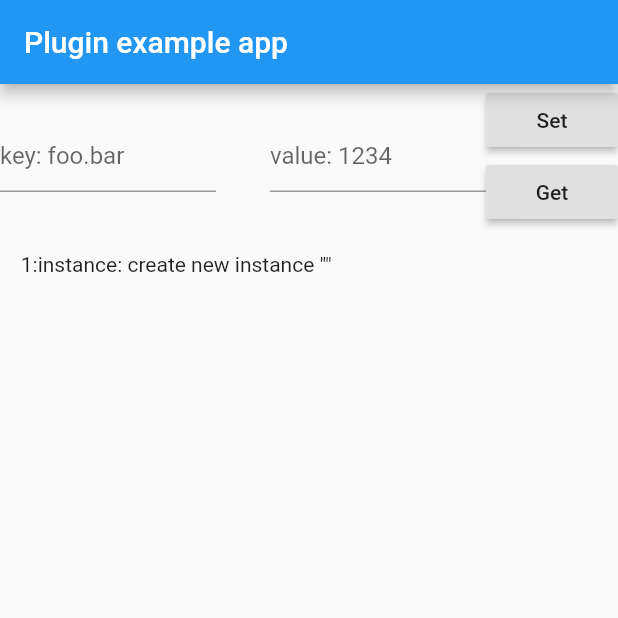
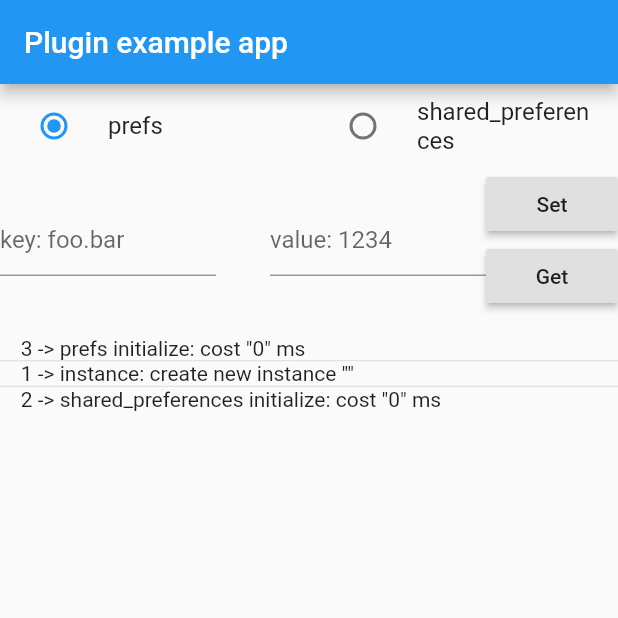
Before and after one commit to walfud/flutter_prefs, a Flutter app: the screen it shows after launch, after a tap on "Set", on a phone screen of 412 x 824 dp, the top half of it. Run offline on Flutter 3.47's test engine with Material 2 defaults, Android fonts, the phone set to English and light mode, and no system bars; our stand-ins replace shared_preferences, sqflite, tuple; accounts and stored records are empty.

Commit message:
compare to shared_preferences.

```diff
--- a/example/lib/main.dart
+++ b/example/lib/main.dart
@@ -1,5 +1,6 @@
 import 'package:flutter/material.dart';
 import 'dart:async';
+import 'package:shared_preferences/shared_preferences.dart';
 
 import 'package:prefs/prefs.dart';
 
@@ -15,25 +16,102 @@ class _MyAppState extends State<MyApp> {
   String _output = '';
   List<String> _tips = [];
   Prefs _prefs;
+  SharedPreferences _sharedPreferences;
+  LibMethodFactory _methodFactory;
+  LibMethodFactory _prefsMethodFactory, _sharedpreferencesMethodFactory;
 
   @override
   void initState() {
     super.initState();
+    _prefsMethodFactory = _methodFactory = new LibMethodFactory(
+      onSet: () async {
+        int debugId = nextDebugId();
+        final start = DateTime.now();
+        Future<void> res = _prefs
+            .setValue(_inputKey, _inputValue, debugId: debugId);
+        final end = DateTime.now();
+        await res;
+        final awaitEnd = DateTime.now();
+        setState(() {
+          final cost = end.millisecondsSinceEpoch - start.millisecondsSinceEpoch;
+          final awaitCost = awaitEnd.millisecondsSinceEpoch - start.millisecondsSinceEpoch;
+          _tips.add('$debugId'.padLeft(5) + ' -> ' + 'prefs set: cache cost $cost ms, persist cost $awaitCost ms');
+        });
+      },
+      onGet: () {
+        final start = DateTime.now();
+        final res = _prefs.getValue(_inputKey);
+        final end = DateTime.now();
+        setState(() {
+          _output = res.toString();
+
+          int debugId = nextDebugId();
+          final cost = end.millisecondsSinceEpoch - start.millisecondsSinceEpoch;
+          _tips.add('$debugId'.padLeft(5) + ' -> ' + 'prefs get: cost: $cost ms');
+        });
+      },
+    );
+    _sharedpreferencesMethodFactory = new LibMethodFactory(
+      onSet: () async {
+        int debugId = nextDebugId();
+        final start = DateTime.now();
+        Future<void> res = _sharedPreferences.setString(
+            _inputKey, _inputValue);
+        final end = DateTime.now();
+        await res;
+        final awaitEnd = DateTime.now();
+        setState(() {
+          final cost = end.millisecondsSinceEpoch - start.millisecondsSinceEpoch;
+          final awaitCost = awaitEnd.millisecondsSinceEpoch - start.millisecondsSinceEpoch;
+          _tips.add('$debugId'.padLeft(5) + ' -> ' + 'shared_preferences set: cache cost $cost ms, persist cost $awaitCost ms');
+        });
+      },
+      onGet: () {
+        final start = DateTime.now();
+        final res = _sharedPreferences.getString(_inputKey);
+        final end = DateTime.now();
+        setState(() {
+          _output = res.toString();
+
+          int debugId = nextDebugId();
+          final cost = end.millisecondsSinceEpoch - start.millisecondsSinceEpoch;
+          _tips.add('$debugId'.padLeft(5) + ' -> ' + 'shared_preferences get: cost: $cost ms');
+        });
+      },
+    );
 
     Prefs.setDebugListener((debugId, desc, [obj]) {
       setState(() {
-        _tips.add('$debugId'.padLeft(5) + ':' + desc);
+        _tips.add('$debugId'.padLeft(5) + ' -> ' + desc);
       });
     });
-    Prefs.defaultInstance(debugId: nextDebugId())
-        .then((prefs) {
-            _prefs = prefs;
 
-            setState(() {
-              _inputKey = 'foo';
-              _inputValue = '1234';
-            });
-        });
+    final initializeStartTime = DateTime.now();
+    Prefs.defaultInstance(debugId: nextDebugId()).then((prefs) {
+      final initializeEndTime = DateTime.now();
+      setState(() {
+        int debugId = nextDebugId();
+        final cost = initializeEndTime.millisecondsSinceEpoch -
+            initializeStartTime.millisecondsSinceEpoch;
+        _tips.add(
+            '$debugId'.padLeft(5) + ' -> ' + 'prefs initialize: cost "$cost" ms');
+      });
+
+      _prefs = prefs;
+    });
+
+    final sharedPreferenceInitializeStartTime = DateTime.now();
+    SharedPreferences.getInstance().then((sharedPreferences) {
+      final sharedPreferenceInitializeEndTime = DateTime.now();
+      setState(() {
+        int debugId = nextDebugId();
+        final cost = sharedPreferenceInitializeEndTime.millisecondsSinceEpoch - sharedPreferenceInitializeStartTime.millisecondsSinceEpoch;
+        _tips.add(
+            '$debugId'.padLeft(5) + ' -> ' + 'shared_preferences initialize: cost "$cost" ms');
+      });
+
+      _sharedPreferences = sharedPreferences;
+    });
   }
 
   @override
@@ -45,6 +123,29 @@ class _MyAppState extends State<MyApp> {
         ),
         body: Column(
           children: <Widget>[
+            // Compare
+            Row(
+              mainAxisSize: MainAxisSize.max,
+              children: <Widget>[
+                Expanded(
+                  child: RadioListTile(
+                    title: Text('prefs'),
+                    value: _prefsMethodFactory,
+                    groupValue: _methodFactory,
+                    onChanged: _onLibChange,
+                  ),
+                ),
+                Expanded(
+                  child: RadioListTile(
+                    title: Text('shared_preferences'),
+                    value: _sharedpreferencesMethodFactory,
+                    groupValue: _methodFactory,
+                    onChanged: _onLibChange,
+                  ),
+                ),
+              ],
+            ),
+
             // Input
             Row(
               children: <Widget>[
@@ -75,33 +176,11 @@ class _MyAppState extends State<MyApp> {
                   children: <Widget>[
                     RaisedButton(
                       child: Text('Set'),
-                      onPressed: () async {
-                        int debugId = nextDebugId();
-                        final start = DateTime.now();
-                        Future<void> res = _prefs.setValue(_inputKey, _inputValue, debugId: debugId);
-                        final end = DateTime.now();
-                        await res;
-                        final awaitEnd = DateTime.now();
-                        final cost = end.millisecondsSinceEpoch - start.millisecondsSinceEpoch;
-                        final awaitCost = awaitEnd.millisecondsSinceEpoch - start.millisecondsSinceEpoch;
-                        setState(() {
-                          _tips.add('$debugId'.padLeft(5) + ':' + 'set: cost $cost ms, persist cost $awaitCost ms');
-                        });
-                      },
+                      onPressed: _methodFactory.onSet,
                     ),
                     RaisedButton(
                       child: Text('Get'),
-                      onPressed: () {
-                        int debugId = nextDebugId();
-                        final start = DateTime.now();
-                        final res = _prefs.getValue(_inputKey);
-                        final end = DateTime.now();
-                        final cost = end.millisecondsSinceEpoch - start.millisecondsSinceEpoch;
-                        setState(() {
-                          _output = res.toString();
-                          _tips.add('$debugId'.padLeft(5) + ':' + 'get: cost: $cost ms');
-                        });
-                      },
+                      onPressed: _methodFactory.onGet,
                     ),
                   ],
                 ),
@@ -132,7 +211,22 @@ class _MyAppState extends State<MyApp> {
     );
   }
 
+  void _onLibChange(LibMethodFactory factory) => setState(() {
+        _methodFactory = factory;
+      });
+
   // Debug
   static int _debugId = 0;
+
   int nextDebugId() => ++_debugId;
 }
+
+class LibMethodFactory {
+  Function onSet;
+  Function onGet;
+
+  LibMethodFactory({
+    this.onSet,
+    this.onGet,
+  });
+}
```
